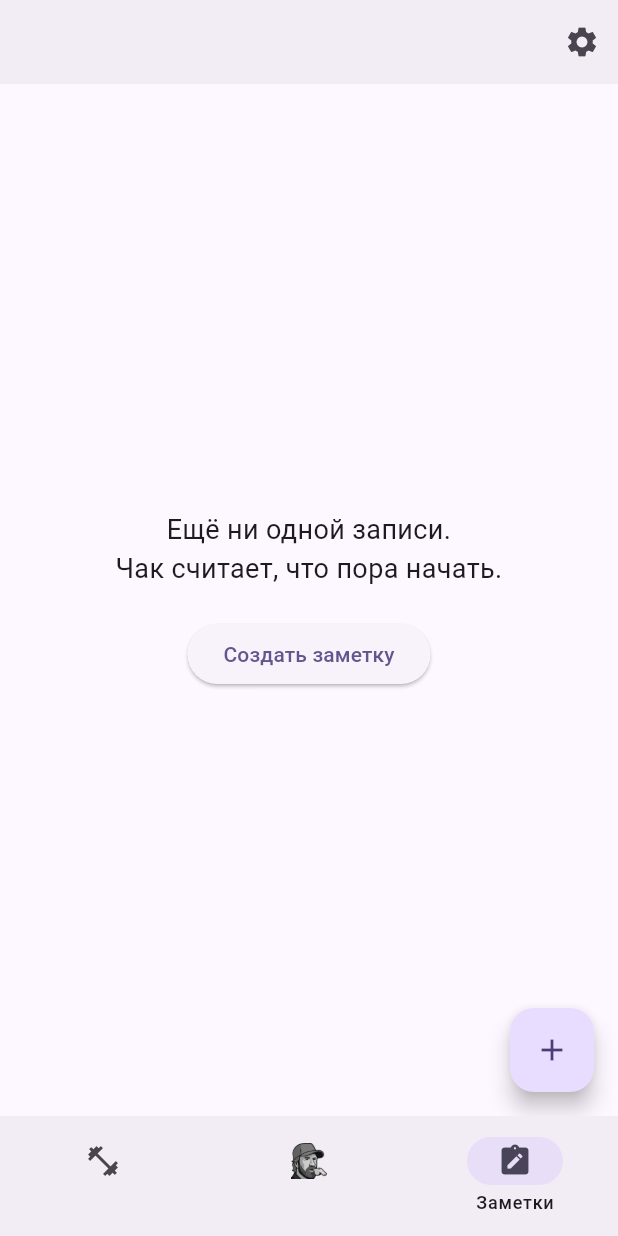
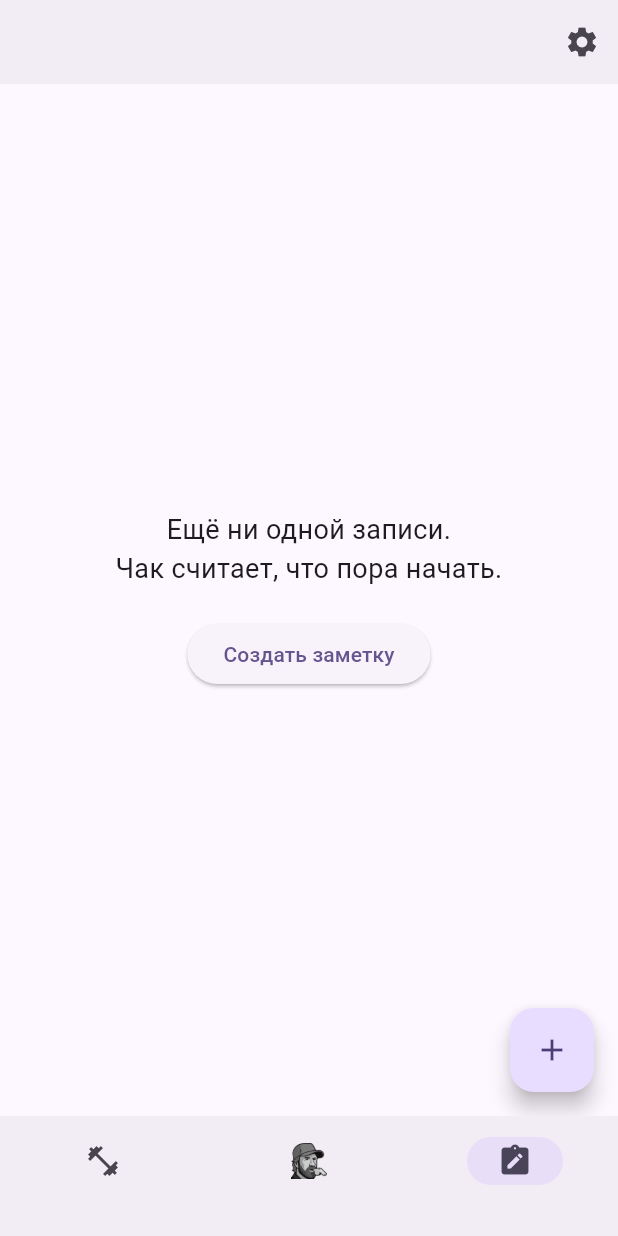
Before and after one commit to marketconnect/chuck_normis_app, a Flutter app: the screen it shows after launch, item 3 of the bottom bar chosen, on a phone screen of 412 x 824 dp. Run offline on Flutter 3.47's test engine with Material 3 defaults, Android fonts, the phone set to English and light mode, and no system bars; drawn by our look-alikes of dynamic_color; our stand-ins replace audioplayers, image_picker, shared_preferences, sqflite; missing offline and left inert: vosk_flutter; accounts and stored records are empty.

Commit message:
deleted text Заметки

```diff
--- a/lib/presentation/workouts_screen.dart
+++ b/lib/presentation/workouts_screen.dart
@@ -182,7 +182,7 @@ class _WorkoutsScreenState extends State<WorkoutsScreen> {
           const NavigationDestination(
             icon: Icon(Icons.note_alt_outlined),
             selectedIcon: Icon(Icons.note_alt),
-            label: 'Заметки',
+            label: '',
           ),
         ],
       ),
```
